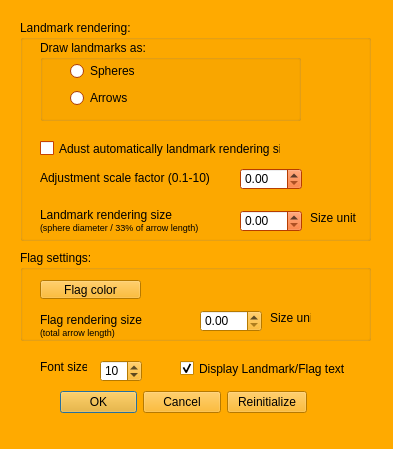
Above: MorphoDig/Qt/mqLandmarkDialog.ui from morphomuseum/MorphoDig before the change. Below: the same form after it.
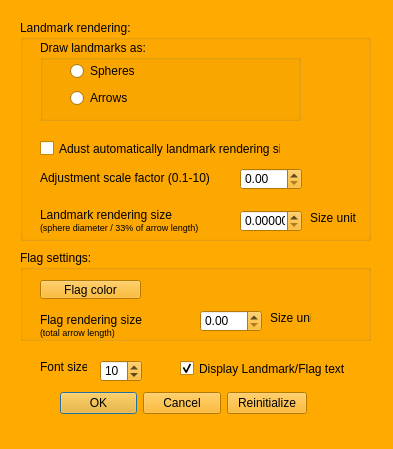
That is the form after the change. Custom widgets are drawn as their Qt base class.

Commit message: Grid size, landmark size

Patch:
```diff
--- a/MorphoDig/Qt/mqLandmarkDialog.ui
+++ b/MorphoDig/Qt/mqLandmarkDialog.ui
@@ -461,7 +461,7 @@
      <x>60</x>
      <y>390</y>
      <width>247</width>
-     <height>25</height>
+     <height>26</height>
     </rect>
    </property>
    <layout class="QHBoxLayout" name="horizontalLayout_2">
@@ -495,444 +495,9 @@
    </property>
    <property name="palette">
     <palette>
-     <active>
-      <colorrole role="WindowText">
-       <brush brushstyle="SolidPattern">
-        <color alpha="255">
-         <red>0</red>
-         <green>0</green>
-         <blue>0</blue>
-        </color>
-       </brush>
-      </colorrole>
-      <colorrole role="Button">
-       <brush brushstyle="SolidPattern">
-        <color alpha="255">
-         <red>255</red>
-         <green>85</green>
-         <blue>0</blue>
-        </color>
-       </brush>
-      </colorrole>
-      <colorrole role="Light">
-       <brush brushstyle="SolidPattern">
-        <color alpha="255">
-         <red>255</red>
-         <green>170</green>
-         <blue>127</blue>
-        </color>
-       </brush>
-      </colorrole>
-      <colorrole role="Midlight">
-       <brush brushstyle="SolidPattern">
-        <color alpha="255">
-         <red>255</red>
-         <green>127</green>
-         <blue>63</blue>
-        </color>
-       </brush>
-      </colorrole>
-      <colorrole role="Dark">
-       <brush brushstyle="SolidPattern">
-        <color alpha="255">
-         <red>127</red>
-         <green>42</green>
-         <blue>0</blue>
-        </color>
-       </brush>
-      </colorrole>
-      <colorrole role="Mid">
-       <brush brushstyle="SolidPattern">
-        <color alpha="255">
-         <red>170</red>
-         <green>56</green>
-         <blue>0</blue>
-        </color>
-       </brush>
-      </colorrole>
-      <colorrole role="Text">
-       <brush brushstyle="SolidPattern">
-        <color alpha="255">
-         <red>0</red>
-         <green>0</green>
-         <blue>0</blue>
-        </color>
-       </brush>
-      </colorrole>
-      <colorrole role="BrightText">
-       <brush brushstyle="SolidPattern">
-        <color alpha="255">
-         <red>255</red>
-         <green>255</green>
-         <blue>255</blue>
-        </color>
-       </brush>
-      </colorrole>
-      <colorrole role="ButtonText">
-       <brush brushstyle="SolidPattern">
-        <color alpha="255">
-         <red>0</red>
-         <green>0</green>
-         <blue>0</blue>
-        </color>
-       </brush>
-      </colorrole>
-      <colorrole role="Base">
-       <brush brushstyle="SolidPattern">
-        <color alpha="255">
-         <red>255</red>
-         <green>255</green>
-         <blue>255</blue>
-        </color>
-       </brush>
-      </colorrole>
-      <colorrole role="Window">
-       <brush brushstyle="SolidPattern">
-        <color alpha="255">
-         <red>255</red>
-         <green>85</green>
-         <blue>0</blue>
-        </color>
-       </brush>
-      </colorrole>
-      <colorrole role="Shadow">
-       <brush brushstyle="SolidPattern">
-        <color alpha="255">
-         <red>0</red>
-         <green>0</green>
-         <blue>0</blue>
-        </color>
-       </brush>
-      </colorrole>
-      <colorrole role="AlternateBase">
-       <brush brushstyle="SolidPattern">
-        <color alpha="255">
-         <red>255</red>
-         <green>170</green>
-         <blue>127</blue>
-        </color>
-       </brush>
-      </colorrole>
-      <colorrole role="ToolTipBase">
-       <brush brushstyle="SolidPattern">
-        <color alpha="255">
-         <red>255</red>
-         <green>255</green>
-         <blue>220</blue>
-        </color>
-       </brush>
-      </colorrole>
-      <colorrole role="ToolTipText">
-       <brush brushstyle="SolidPattern">
-        <color alpha="255">
-         <red>0</red>
-         <green>0</green>
-         <blue>0</blue>
-        </color>
-       </brush>
-      </colorrole>
-      <colorrole role="PlaceholderText">
-       <brush brushstyle="NoBrush">
-        <color alpha="128">
-         <red>0</red>
-         <green>0</green>
-         <blue>0</blue>
-        </color>
-       </brush>
-      </colorrole>
-     </active>
-     <inactive>
-      <colorrole role="WindowText">
-       <brush brushstyle="SolidPattern">
-        <color alpha="255">
-         <red>0</red>
-         <green>0</green>
-         <blue>0</blue>
-        </color>
-       </brush>
-      </colorrole>
-      <colorrole role="Button">
-       <brush brushstyle="SolidPattern">
-        <color alpha="255">
-         <red>255</red>
-         <green>85</green>
-         <blue>0</blue>
-        </color>
-       </brush>
-      </colorrole>
-      <colorrole role="Light">
-       <brush brushstyle="SolidPattern">
-        <color alpha="255">
-         <red>255</red>
-         <green>170</green>
-         <blue>127</blue>
-        </color>
-       </brush>
-      </colorrole>
-      <colorrole role="Midlight">
-       <brush brushstyle="SolidPattern">
-        <color alpha="255">
-         <red>255</red>
-         <green>127</green>
-         <blue>63</blue>
-        </color>
-       </brush>
-      </colorrole>
-      <colorrole role="Dark">
-       <brush brushstyle="SolidPattern">
-        <color alpha="255">
-         <red>127</red>
-         <green>42</green>
-         <blue>0</blue>
-        </color>
-       </brush>
-      </colorrole>
-      <colorrole role="Mid">
-       <brush brushstyle="SolidPattern">
-        <color alpha="255">
-         <red>170</red>
-         <green>56</green>
-         <blue>0</blue>
-        </color>
-       </brush>
-      </colorrole>
-      <colorrole role="Text">
-       <brush brushstyle="SolidPattern">
-        <color alpha="255">
-         <red>0</red>
-         <green>0</green>
-         <blue>0</blue>
-        </color>
-       </brush>
-      </colorrole>
-      <colorrole role="BrightText">
-       <brush brushstyle="SolidPattern">
-        <color alpha="255">
-         <red>255</red>
-         <green>255</green>
-         <blue>255</blue>
-        </color>
-       </brush>
-      </colorrole>
-      <colorrole role="ButtonText">
-       <brush brushstyle="SolidPattern">
-        <color alpha="255">
-         <red>0</red>
-         <green>0</green>
-         <blue>0</blue>
-        </color>
-       </brush>
-      </colorrole>
-      <colorrole role="Base">
-       <brush brushstyle="SolidPattern">
-        <color alpha="255">
-         <red>255</red>
-         <green>255</green>
-         <blue>255</blue>
-        </color>
-       </brush>
-      </colorrole>
-      <colorrole role="Window">
-       <brush brushstyle="SolidPattern">
-        <color alpha="255">
-         <red>255</red>
-         <green>85</green>
-         <blue>0</blue>
-        </color>
-       </brush>
-      </colorrole>
-      <colorrole role="Shadow">
-       <brush brushstyle="SolidPattern">
-        <color alpha="255">
-         <red>0</red>
-         <green>0</green>
-         <blue>0</blue>
-        </color>
-       </brush>
-      </colorrole>
-      <colorrole role="AlternateBase">
-       <brush brushstyle="SolidPattern">
-        <color alpha="255">
-         <red>255</red>
-         <green>170</green>
-         <blue>127</blue>
-        </color>
-       </brush>
-      </colorrole>
-      <colorrole role="ToolTipBase">
-       <brush brushstyle="SolidPattern">
-        <color alpha="255">
-         <red>255</red>
-         <green>255</green>
-         <blue>220</blue>
-        </color>
-       </brush>
-      </colorrole>
-      <colorrole role="ToolTipText">
-       <brush brushstyle="SolidPattern">
-        <color alpha="255">
-         <red>0</red>
-         <green>0</green>
-         <blue>0</blue>
-        </color>
-       </brush>
-      </colorrole>
-      <colorrole role="PlaceholderText">
-       <brush brushstyle="NoBrush">
-        <color alpha="128">
-         <red>0</red>
-         <green>0</green>
-         <blue>0</blue>
-        </color>
-       </brush>
-      </colorrole>
-     </inactive>
-     <disabled>
-      <colorrole role="WindowText">
-       <brush brushstyle="SolidPattern">
-        <color alpha="255">
-         <red>127</red>
-         <green>42</green>
-         <blue>0</blue>
-        </color>
-       </brush>
-      </colorrole>
-      <colorrole role="Button">
-       <brush brushstyle="SolidPattern">
-        <color alpha="255">
-         <red>255</red>
-         <green>85</green>
-         <blue>0</blue>
-        </color>
-       </brush>
-      </colorrole>
-      <colorrole role="Light">
-       <brush brushstyle="SolidPattern">
-        <color alpha="255">
-         <red>255</red>
-         <green>170</green>
-         <blue>127</blue>
-        </color>
-       </brush>
-      </colorrole>
-      <colorrole role="Midlight">
-       <brush brushstyle="SolidPattern">
-        <color alpha="255">
-         <red>255</red>
-         <green>127</green>
-         <blue>63</blue>
-        </color>
-       </brush>
-      </colorrole>
-      <colorrole role="Dark">
-       <brush brushstyle="SolidPattern">
-        <color alpha="255">
-         <red>127</red>
-         <green>42</green>
-         <blue>0</blue>
-        </color>
-       </brush>
-      </colorrole>
-      <colorrole role="Mid">
-       <brush brushstyle="SolidPattern">
-        <color alpha="255">
-         <red>170</red>
-         <green>56</green>
-         <blue>0</blue>
-        </color>
-       </brush>
-      </colorrole>
-      <colorrole role="Text">
-       <brush brushstyle="SolidPattern">
-        <color alpha="255">
-         <red>127</red>
-         <green>42</green>
-         <blue>0</blue>
-        </color>
-       </brush>
-      </colorrole>
-      <colorrole role="BrightText">
-       <brush brushstyle="SolidPattern">
-        <color alpha="255">
-         <red>255</red>
-         <green>255</green>
-         <blue>255</blue>
-        </color>
-       </brush>
-      </colorrole>
-      <colorrole role="ButtonText">
-       <brush brushstyle="SolidPattern">
-        <color alpha="255">
-         <red>127</red>
-         <green>42</green>
-         <blue>0</blue>
-        </color>
-       </brush>
-      </colorrole>
-      <colorrole role="Base">
-       <brush brushstyle="SolidPattern">
-        <color alpha="255">
-         <red>255</red>
-         <green>85</green>
-         <blue>0</blue>
-        </color>
-       </brush>
-      </colorrole>
-      <colorrole role="Window">
-       <brush brushstyle="SolidPattern">
-        <color alpha="255">
-         <red>255</red>
-         <green>85</green>
-         <blue>0</blue>
-        </color>
-       </brush>
-      </colorrole>
-      <colorrole role="Shadow">
-       <brush brushstyle="SolidPattern">
-        <color alpha="255">
-         <red>0</red>
-         <green>0</green>
-         <blue>0</blue>
-        </color>
-       </brush>
-      </colorrole>
-      <colorrole role="AlternateBase">
-       <brush brushstyle="SolidPattern">
-        <color alpha="255">
-         <red>255</red>
-         <green>85</green>
-         <blue>0</blue>
-        </color>
-       </brush>
-      </colorrole>
-      <colorrole role="ToolTipBase">
-       <brush brushstyle="SolidPattern">
-        <color alpha="255">
-         <red>255</red>
-         <green>255</green>
-         <blue>220</blue>
-        </color>
-       </brush>
-      </colorrole>
-      <colorrole role="ToolTipText">
-       <brush brushstyle="SolidPattern">
-        <color alpha="255">
-         <red>0</red>
-         <green>0</green>
-         <blue>0</blue>
-        </color>
-       </brush>
-      </colorrole>
-      <colorrole role="PlaceholderText">
-       <brush brushstyle="NoBrush">
-        <color alpha="128">
-         <red>0</red>
-         <green>0</green>
-         <blue>0</blue>
-        </color>
-       </brush>
-      </colorrole>
-     </disabled>
+     <active/>
+     <inactive/>
+     <disabled/>
     </palette>
    </property>
    <property name="title">
@@ -1012,6 +577,12 @@
       <height>22</height>
      </rect>
     </property>
+    <property name="decimals">
+     <number>5</number>
+    </property>
+    <property name="maximum">
+     <double>100000.000000000000000</double>
+    </property>
    </widget>
    <widget class="QDoubleSpinBox" name="AdjustScaleFactor">
     <property name="geometry">
@@ -1022,6 +593,9 @@
       <height>22</height>
      </rect>
     </property>
+    <property name="maximum">
+     <double>99.989999999999995</double>
+    </property>
    </widget>
    <widget class="QLabel" name="label_4">
     <property name="geometry">
```
The commit also changes 3 other files.
